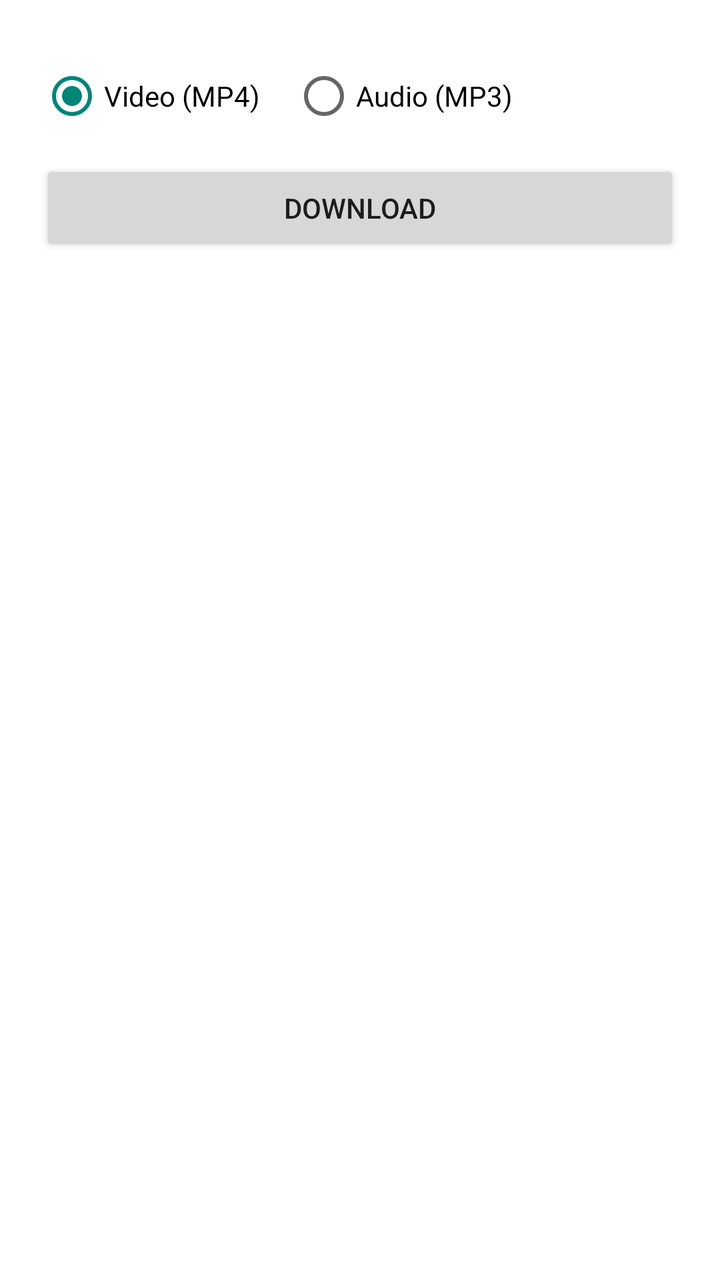
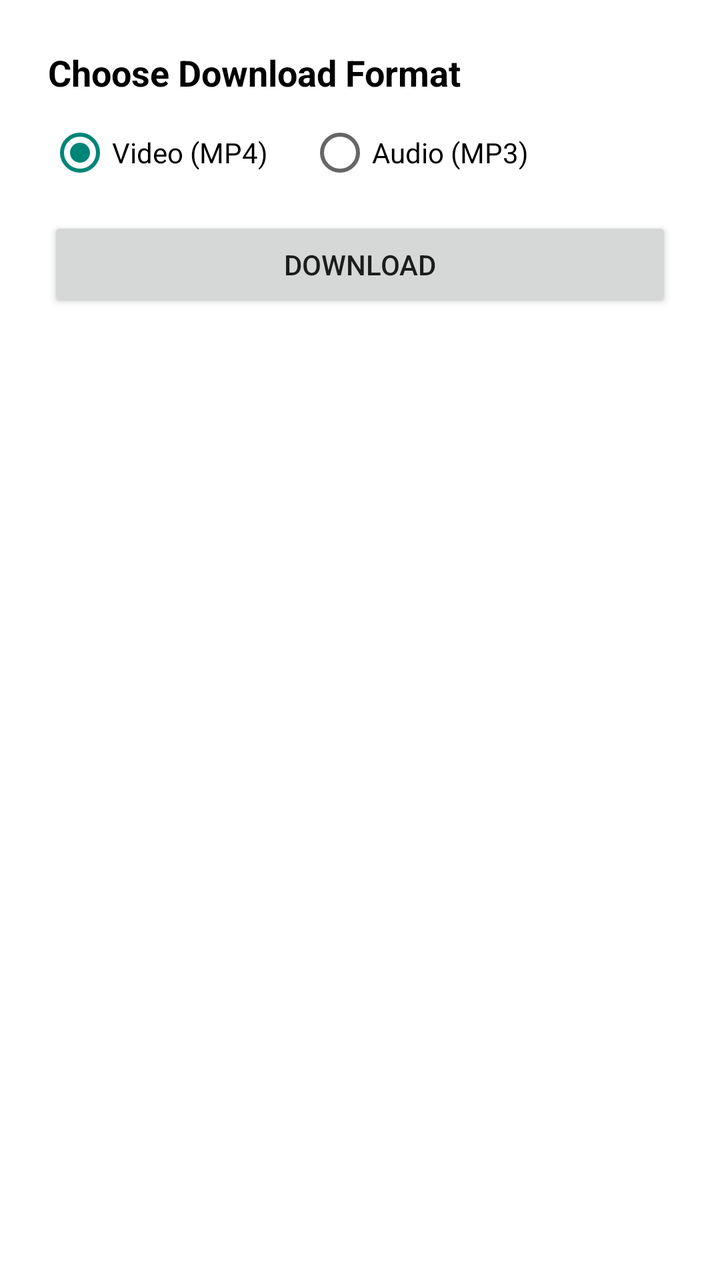

The first picture is an Android layout as it rendered before a commit; the second is the same layout after the commit. The layout source and the unified diff follow.
<!-- AndroidManifest.xml: activity theme Theme.TransparentDialog -->
<!-- res/layout/activity_share_dialog.xml -->
<?xml version="1.0" encoding="utf-8"?>
<LinearLayout xmlns:android="http://schemas.android.com/apk/res/android"
    android:layout_width="match_parent"
    android:layout_height="wrap_content"
    android:orientation="vertical"
    android:padding="20dp">

    <ProgressBar
        android:id="@+id/share_progress"
        style="?android:attr/progressBarStyleHorizontal"
        android:layout_width="match_parent"
        android:layout_height="wrap_content"
        android:indeterminate="true"
        android:visibility="gone" />

    <RadioGroup
        android:id="@+id/share_format_group"
        android:layout_width="match_parent"
        android:layout_height="wrap_content"
        android:orientation="horizontal"
        android:layout_marginTop="12dp">

        <RadioButton
            android:id="@+id/share_video_radio"
            android:layout_width="wrap_content"
            android:layout_height="wrap_content"
            android:text="Video (MP4)"
            android:checked="true" />

        <RadioButton
            android:id="@+id/share_audio_radio"
            android:layout_width="wrap_content"
            android:layout_height="wrap_content"
            android:layout_marginStart="16dp"
            android:text="Audio (MP3)" />
    </RadioGroup>

    <Button
        android:id="@+id/share_download_btn"
        android:layout_width="match_parent"
        android:layout_height="wrap_content"
        android:layout_marginTop="16dp"
        android:text="Download" />

</LinearLayout>
<!-- resources referenced by this layout -->
<resources>
  <style name="Theme.TransparentDialog" parent="Theme.AppCompat.Light.Dialog">
          <item name="android:windowBackground">@android:color/transparent</item>
          <item name="android:windowIsFloating">true</item>
          <item name="android:windowNoTitle">true</item>
          <item name="android:windowIsTranslucent">true</item>
          <item name="android:backgroundDimEnabled">true</item>
      </style>
</resources>

<!-- the commit's change to res/layout/activity_share_dialog.xml (unified diff, before → after) -->
@@ -3,7 +3,17 @@
     android:layout_width="match_parent"
     android:layout_height="wrap_content"
     android:orientation="vertical"
-    android:padding="20dp">
+    android:background="@android:color/white"
+    android:padding="24dp">
+
+    <TextView
+        android:layout_width="wrap_content"
+        android:layout_height="wrap_content"
+        android:text="Choose Download Format"
+        android:textColor="#000000"
+        android:textSize="18sp"
+        android:textStyle="bold"
+        android:layout_marginBottom="12dp" />
 
     <ProgressBar
         android:id="@+id/share_progress"
@@ -11,19 +21,21 @@
         android:layout_width="match_parent"
         android:layout_height="wrap_content"
         android:indeterminate="true"
-        android:visibility="gone" />
+        android:visibility="gone"
+        android:layout_marginBottom="12dp" />
 
     <RadioGroup
         android:id="@+id/share_format_group"
         android:layout_width="match_parent"
         android:layout_height="wrap_content"
         android:orientation="horizontal"
-        android:layout_marginTop="12dp">
+        android:layout_marginBottom="16dp">
 
         <RadioButton
             android:id="@+id/share_video_radio"
             android:layout_width="wrap_content"
             android:layout_height="wrap_content"
+            android:textColor="#000000"
             android:text="Video (MP4)"
             android:checked="true" />
 
@@ -31,7 +43,8 @@
             android:id="@+id/share_audio_radio"
             android:layout_width="wrap_content"
             android:layout_height="wrap_content"
-            android:layout_marginStart="16dp"
+            android:layout_marginStart="20dp"
+            android:textColor="#000000"
             android:text="Audio (MP3)" />
     </RadioGroup>
 
@@ -39,7 +52,6 @@
         android:id="@+id/share_download_btn"
         android:layout_width="match_parent"
         android:layout_height="wrap_content"
-        android:layout_marginTop="16dp"
         android:text="Download" />
 
 </LinearLayout>
